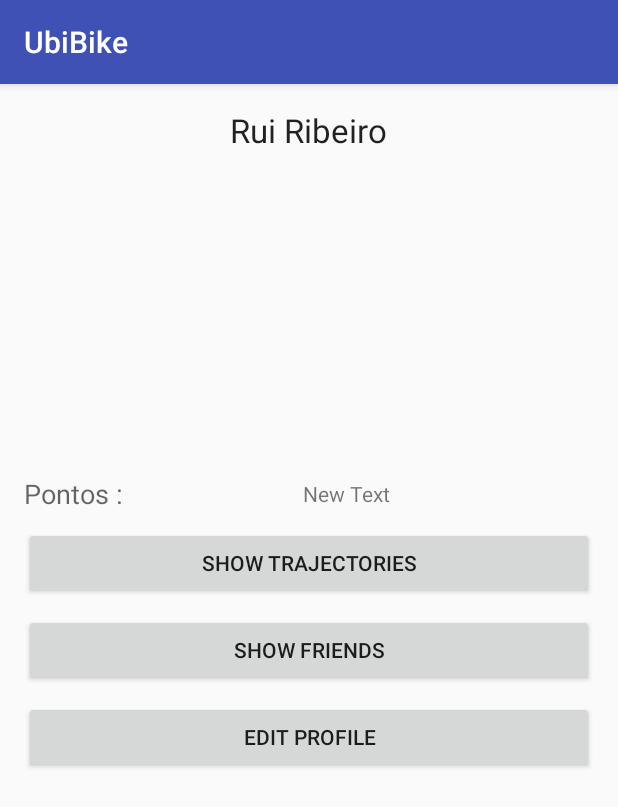
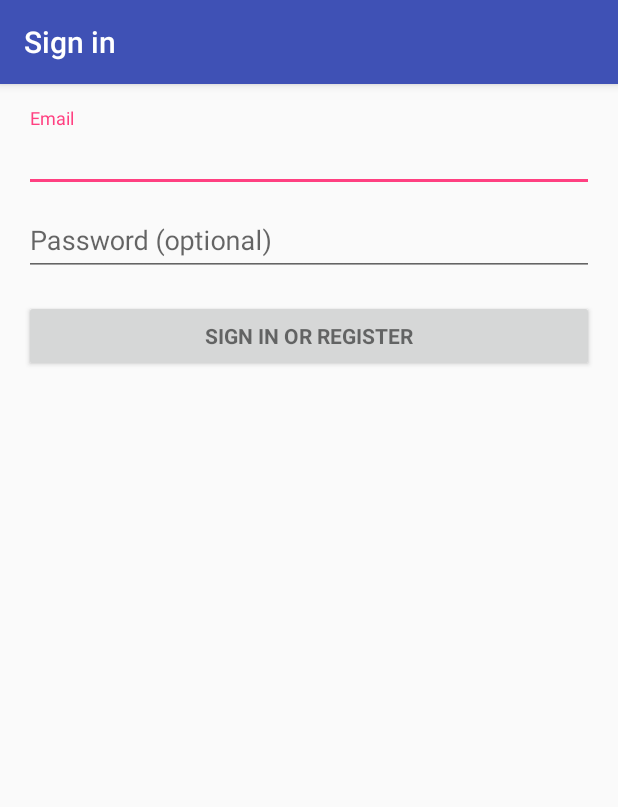
Before and after one commit to andreppires/Ubibike, an Android app: the screen it shows after launch (MyProfile before the commit, LoginActivity after it), on a phone screen of 412 x 824 dp. Shown: the top 807 px of the screen. Run offline under Robolectric (Android 15) with nearby library versions, the phone set to English and light mode, and no system bars; 2 statements that could not run were skipped.

Commit message:
interação entre algumas das activities sing in addicionado (é so colocar um e-mail - algo com arroba no meio ao calhas) e le passa para o home. estoira no home ao carregar no profile (dunno!)

```diff
--- /dev/null
+++ b/UbiBike/app/src/main/java/pt/ulisboa/tecnico/cmov/ubibike/LoginActivity.java
@@ -0,0 +1,357 @@
+package pt.ulisboa.tecnico.cmov.ubibike;
+
+import android.animation.Animator;
+import android.animation.AnimatorListenerAdapter;
+import android.annotation.TargetApi;
+import android.content.Intent;
+import android.content.pm.PackageManager;
+import android.support.annotation.NonNull;
+import android.support.design.widget.Snackbar;
+import android.support.v7.app.AppCompatActivity;
+import android.app.LoaderManager.LoaderCallbacks;
+
+import android.content.CursorLoader;
+import android.content.Loader;
+import android.database.Cursor;
+import android.net.Uri;
+import android.os.AsyncTask;
+
+import android.os.Build;
+import android.os.Bundle;
+import android.provider.ContactsContract;
+import android.text.TextUtils;
+import android.view.KeyEvent;
+import android.view.View;
+import android.view.View.OnClickListener;
+import android.view.inputmethod.EditorInfo;
+import android.widget.ArrayAdapter;
+import android.widget.AutoCompleteTextView;
+import android.widget.Button;
+import android.widget.EditText;
+import android.widget.TextView;
+
+import java.util.ArrayList;
+import java.util.List;
+
+import static android.Manifest.permission.READ_CONTACTS;
+
+/**
+ * A login screen that offers login via email/password.
+ */
+public class LoginActivity extends AppCompatActivity implements LoaderCallbacks<Cursor> {
+
+    /**
+     * Id to identity READ_CONTACTS permission request.
+     */
+    private static final int REQUEST_READ_CONTACTS = 0;
+
+    /**
+     * A dummy authentication store containing known user names and passwords.
+     * TODO: remove after connecting to a real authentication system.
+     */
+    private static final String[] DUMMY_CREDENTIALS = new String[]{
+            "foo@example.com:hello", "bar@example.com:world"
+    };
+    /**
+     * Keep track of the login task to ensure we can cancel it if requested.
+     */
+    private UserLoginTask mAuthTask = null;
+
+    // UI references.
+    private AutoCompleteTextView mEmailView;
+    private EditText mPasswordView;
+    private View mProgressView;
+    private View mLoginFormView;
+
+    @Override
+    protected void onCreate(Bundle savedInstanceState) {
+        super.onCreate(savedInstanceState);
+        setContentView(R.layout.activity_login);
+        // Set up the login form.
+        mEmailView = (AutoCompleteTextView) findViewById(R.id.email);
+        populateAutoComplete();
+
+        mPasswordView = (EditText) findViewById(R.id.password);
+        mPasswordView.setOnEditorActionListener(new TextView.OnEditorActionListener() {
+            @Override
+            public boolean onEditorAction(TextView textView, int id, KeyEvent keyEvent) {
+                if (id == R.id.login || id == EditorInfo.IME_NULL) {
+                    attemptLogin();
+                    return true;
+                }
+                return false;
+            }
+        });
+
+        Button mEmailSignInButton = (Button) findViewById(R.id.email_sign_in_button);
+        mEmailSignInButton.setOnClickListener(new OnClickListener() {
+            @Override
+            public void onClick(View view) {
+                attemptLogin();
+            }
+        });
+
+        mLoginFormView = findViewById(R.id.login_form);
+        mProgressView = findViewById(R.id.login_progress);
+    }
+
+    private void populateAutoComplete() {
+        if (!mayRequestContacts()) {
+            return;
+        }
+
+        getLoaderManager().initLoader(0, null, this);
+    }
+
+    private boolean mayRequestContacts() {
+        if (Build.VERSION.SDK_INT < Build.VERSION_CODES.M) {
+            return true;
+        }
+        if (checkSelfPermission(READ_CONTACTS) == PackageManager.PERMISSION_GRANTED) {
+            return true;
+        }
+        if (shouldShowRequestPermissionRationale(READ_CONTACTS)) {
+            Snackbar.make(mEmailView, R.string.permission_rationale, Snackbar.LENGTH_INDEFINITE)
+                    .setAction(android.R.string.ok, new View.OnClickListener() {
+                        @Override
+                        @TargetApi(Build.VERSION_CODES.M)
+                        public void onClick(View v) {
+                            requestPermissions(new String[]{READ_CONTACTS}, REQUEST_READ_CONTACTS);
+                        }
+                    });
+        } else {
+            requestPermissions(new String[]{READ_CONTACTS}, REQUEST_READ_CONTACTS);
+        }
+        return false;
+    }
+
+    /**
+     * Callback received when a permissions request has been completed.
+     */
+    @Override
+    public void onRequestPermissionsResult(int requestCode, @NonNull String[] permissions,
+                                           @NonNull int[] grantResults) {
+        if (requestCode == REQUEST_READ_CONTACTS) {
+            if (grantResults.length == 1 && grantResults[0] == PackageManager.PERMISSION_GRANTED) {
+                populateAutoComplete();
+            }
+        }
+    }
+
+
+    /**
+     * Attempts to sign in or register the account specified by the login form.
+     * If there are form errors (invalid email, missing fields, etc.), the
+     * errors are presented and no actual login attempt is made.
+     */
+    private void attemptLogin() {
+        if (mAuthTask != null) {
+            return;
+        }
+
+        // Reset errors.
+        mEmailView.setError(null);
+        mPasswordView.setError(null);
+
+        // Store values at the time of the login attempt.
+        String email = mEmailView.getText().toString();
+        String password = mPasswordView.getText().toString();
+
+        boolean cancel = false;
+        View focusView = null;
+
+        // Check for a valid password, if the user entered one.
+        if (!TextUtils.isEmpty(password) && !isPasswordValid(password)) {
+            mPasswordView.setError(getString(R.string.error_invalid_password));
+            focusView = mPasswordView;
+            cancel = true;
+        }
+
+        // Check for a valid email address.
+        if (TextUtils.isEmpty(email)) {
+            mEmailView.setError(getString(R.string.error_field_required));
+            focusView = mEmailView;
+            cancel = true;
+        } else if (!isEmailValid(email)) {
+            mEmailView.setError(getString(R.string.error_invalid_email));
+            focusView = mEmailView;
+            cancel = true;
+        }
+
+        if (cancel) {
+            // There was an error; don't attempt login and focus the first
+            // form field with an error.
+            focusView.requestFocus();
+        } else {
+            // Show a progress spinner, and kick off a background task to
+            // perform the user login attempt.
+            showProgress(true);
+            mAuthTask = new UserLoginTask(email, password);
+            mAuthTask.execute((Void) null);
+        }
+    }
+
+    private boolean isEmailValid(String email) {
+        //TODO: Replace this with your own logic
+        return email.contains("@");
+    }
+
+    private boolean isPasswordValid(String password) {
+        //TODO: Replace this with your own logic
+        return password.length() > 4;
+    }
+
+    /**
+     * Shows the progress UI and hides the login form.
+     */
+    @TargetApi(Build.VERSION_CODES.HONEYCOMB_MR2)
+    private void showProgress(final boolean show) {
+        // On Honeycomb MR2 we have the ViewPropertyAnimator APIs, which allow
+        // for very easy animations. If available, use these APIs to fade-in
+        // the progress spinner.
+        if (Build.VERSION.SDK_INT >= Build.VERSION_CODES.HONEYCOMB_MR2) {
+            int shortAnimTime = getResources().getInteger(android.R.integer.config_shortAnimTime);
+
+            mLoginFormView.setVisibility(show ? View.GONE : View.VISIBLE);
+            mLoginFormView.animate().setDuration(shortAnimTime).alpha(
+                    show ? 0 : 1).setListener(new AnimatorListenerAdapter() {
+                @Override
+                public void onAnimationEnd(Animator animation) {
+                    mLoginFormView.setVisibility(show ? View.GONE : View.VISIBLE);
+                }
+            });
+
+            mProgressView.setVisibility(show ? View.VISIBLE : View.GONE);
+            mProgressView.animate().setDuration(shortAnimTime).alpha(
+                    show ? 1 : 0).setListener(new AnimatorListenerAdapter() {
+                @Override
+                public void onAnimationEnd(Animator animation) {
+                    mProgressView.setVisibility(show ? View.VISIBLE : View.GONE);
+                }
+            });
+        } else {
+            // The ViewPropertyAnimator APIs are not available, so simply show
+            // and hide the relevant UI components.
+            mProgressView.setVisibility(show ? View.VISIBLE : View.GONE);
+            mLoginFormView.setVisibility(show ? View.GONE : View.VISIBLE);
+        }
+    }
+
+    @Override
+    public Loader<Cursor> onCreateLoader(int i, Bundle bundle) {
+        return new CursorLoader(this,
+                // Retrieve data rows for the device user's 'profile' contact.
+                Uri.withAppendedPath(ContactsContract.Profile.CONTENT_URI,
+                        ContactsContract.Contacts.Data.CONTENT_DIRECTORY), ProfileQuery.PROJECTION,
+
+                // Select only email addresses.
+                ContactsContract.Contacts.Data.MIMETYPE +
+                        " = ?", new String[]{ContactsContract.CommonDataKinds.Email
+                .CONTENT_ITEM_TYPE},
+
+                // Show primary email addresses first. Note that there won't be
+                // a primary email address if the user hasn't specified one.
+                ContactsContract.Contacts.Data.IS_PRIMARY + " DESC");
+    }
+
+    @Override
+    public void onLoadFinished(Loader<Cursor> cursorLoader, Cursor cursor) {
+        List<String> emails = new ArrayList<>();
+        cursor.moveToFirst();
+        while (!cursor.isAfterLast()) {
+            emails.add(cursor.getString(ProfileQuery.ADDRESS));
+            cursor.moveToNext();
+        }
+
+        addEmailsToAutoComplete(emails);
+    }
+
+    @Override
+    public void onLoaderReset(Loader<Cursor> cursorLoader) {
+
+    }
+
+    private void addEmailsToAutoComplete(List<String> emailAddressCollection) {
+        //Create adapter to tell the AutoCompleteTextView what to show in its dropdown list.
+        ArrayAdapter<String> adapter =
+                new ArrayAdapter<>(LoginActivity.this,
+                        android.R.layout.simple_dropdown_item_1line, emailAddressCollection);
+
+        mEmailView.setAdapter(adapter);
+    }
+
+
+    private interface ProfileQuery {
+        String[] PROJECTION = {
+                ContactsContract.CommonDataKinds.Email.ADDRESS,
+                ContactsContract.CommonDataKinds.Email.IS_PRIMARY,
+        };
+
+        int ADDRESS = 0;
+        int IS_PRIMARY = 1;
+    }
+
+    /**
+     * Represents an asynchronous login/registration task used to authenticate
+     * the user.
+     */
+    public class UserLoginTask extends AsyncTask<Void, Void, Boolean> {
+
+        private final String mEmail;
+        private final String mPassword;
+
+        UserLoginTask(String email, String password) {
+            mEmail = email;
+            mPassword = password;
+        }
+
+        @Override
+        protected Boolean doInBackground(Void... params) {
+            // TODO: attempt authentication against a network service.
+
+            try {
+                // Simulate network access.
+                Thread.sleep(2000);
+            } catch (InterruptedException e) {
+                return false;
+            }
+
+            for (String credential : DUMMY_CREDENTIALS) {
+                String[] pieces = credential.split(":");
+                if (pieces[0].equals(mEmail)) {
+                    // Account exists, return true if the password matches.
+                    return pieces[1].equals(mPassword);
+                }
+            }
+
+            // TODO: register the new account here.
+            return true;
+        }
+
+        @Override
+        protected void onPostExecute(final Boolean success) {
+            mAuthTask = null;
+            showProgress(false);
+
+            if (success) {
+                finish();
+            } else {
+                mPasswordView.setError(getString(R.string.error_incorrect_password));
+                mPasswordView.requestFocus();
+            }
+            homeActivity();
+        }
+
+        @Override
+        protected void onCancelled() {
+            mAuthTask = null;
+            showProgress(false);
+        }
+    }
+
+    public void homeActivity() {
+        Intent intent = new Intent(this, HomeActivity.class);
+        startActivity(intent);
+    }
+
+}
--- /dev/null
+++ b/UbiBike/app/src/main/java/pt/ulisboa/tecnico/cmov/ubibike/MainActivity.java
@@ -0,0 +1,17 @@
+package pt.ulisboa.tecnico.cmov.ubibike;
+
+import android.content.Intent;
+import android.support.v7.app.AppCompatActivity;
+import android.os.Bundle;
+
+public class MainActivity extends AppCompatActivity {
+
+    @Override
+    protected void onCreate(Bundle savedInstanceState) {
+        super.onCreate(savedInstanceState);
+        setContentView(R.layout.activity_main);
+
+        Intent intent = new Intent(this, LoginActivity.class);
+        startActivity(intent);
+    }
+}
--- a/UbiBike/app/src/main/res/layout/activity_home.xml
+++ b/UbiBike/app/src/main/res/layout/activity_home.xml
@@ -27,6 +27,7 @@
         android:layout_width="wrap_content"
         android:layout_height="wrap_content"
         android:text="BIKES"
+        android:onClick="bikesActivity"
         android:id="@+id/button2"
         android:background="@android:color/transparent"
         android:layout_below="@+id/imageButton2"
@@ -41,6 +42,7 @@
         android:layout_height="wrap_content"
         android:text="RIDERS"
         android:id="@+id/button3"
+        android:onClick="friendsActivity"
         android:background="@android:color/transparent"
         android:layout_below="@+id/imageButton3"
         android:layout_alignRight="@+id/imageButton3"
@@ -69,6 +71,7 @@
         android:background="@android:color/transparent"
         android:layout_marginLeft="54dp"
         android:layout_marginStart="54dp"
+        android:onClick="bikesActivity"
         android:layout_alignTop="@+id/imageButton"
         android:layout_alignParentLeft="true"
         android:layout_alignParentStart="true" />
@@ -77,6 +80,7 @@
         android:layout_width="wrap_content"
         android:layout_height="wrap_content"
         android:id="@+id/imageButton3"
+        android:onClick="friendsActivity"
         android:src="@drawable/ic_group_black_48dp"
         android:background="@android:color/transparent"
         android:layout_marginTop="60dp"
@@ -88,6 +92,7 @@
         android:layout_width="wrap_content"
         android:layout_height="wrap_content"
         android:id="@+id/imageButton5"
+        android:onClick="myProfileActivity"
         android:layout_alignTop="@+id/imageButton3"
         android:layout_alignRight="@+id/button"
         android:layout_alignEnd="@+id/button"
@@ -101,6 +106,7 @@
         android:layout_width="wrap_content"
         android:layout_height="wrap_content"
         android:text="PROFILE"
+        android:onClick="myProfileActivity"
         android:background="@android:color/transparent"
         android:id="@+id/button4"
         android:layout_below="@+id/imageButton5"
--- /dev/null
+++ b/UbiBike/app/src/main/res/layout/activity_login.xml
@@ -0,0 +1,78 @@
+<LinearLayout xmlns:android="http://schemas.android.com/apk/res/android"
+    xmlns:tools="http://schemas.android.com/tools"
+    android:layout_width="match_parent"
+    android:layout_height="match_parent"
+    android:gravity="center_horizontal"
+    android:orientation="vertical"
+    android:paddingBottom="@dimen/activity_vertical_margin"
+    android:paddingLeft="@dimen/activity_horizontal_margin"
+    android:paddingRight="@dimen/activity_horizontal_margin"
+    android:paddingTop="@dimen/activity_vertical_margin"
+    tools:context="pt.ulisboa.tecnico.cmov.ubibike.LoginActivity">
+
+    <!-- Login progress -->
+    <ProgressBar
+        android:id="@+id/login_progress"
+        style="?android:attr/progressBarStyleLarge"
+        android:layout_width="wrap_content"
+        android:layout_height="wrap_content"
+        android:layout_marginBottom="8dp"
+        android:visibility="gone" />
+
+    <ScrollView
+        android:id="@+id/login_form"
+        android:layout_width="match_parent"
+        android:layout_height="match_parent">
+
+        <LinearLayout
+            android:id="@+id/email_login_form"
+            android:layout_width="match_parent"
+            android:layout_height="wrap_content"
+            android:orientation="vertical">
+
+            <android.support.design.widget.TextInputLayout
+                android:layout_width="match_parent"
+                android:layout_height="wrap_content">
+
+                <AutoCompleteTextView
+                    android:id="@+id/email"
+                    android:layout_width="match_parent"
+                    android:layout_height="wrap_content"
+                    android:hint="@string/prompt_email"
+                    android:inputType="textEmailAddress"
+                    android:maxLines="1"
+                    android:singleLine="true" />
+
+            </android.support.design.widget.TextInputLayout>
+
+            <android.support.design.widget.TextInputLayout
+                android:layout_width="match_parent"
+                android:layout_height="wrap_content">
+
+                <EditText
+                    android:id="@+id/password"
+                    android:layout_width="match_parent"
+                    android:layout_height="wrap_content"
+                    android:hint="@string/prompt_password"
+                    android:imeActionId="@+id/login"
+                    android:imeActionLabel="@string/action_sign_in_short"
+                    android:imeOptions="actionUnspecified"
+                    android:inputType="textPassword"
+                    android:maxLines="1"
+                    android:singleLine="true" />
+
+            </android.support.design.widget.TextInputLayout>
+
+            <Button
+                android:id="@+id/email_sign_in_button"
+                style="?android:textAppearanceSmall"
+                android:layout_width="match_parent"
+                android:layout_height="wrap_content"
+                android:layout_marginTop="16dp"
+                android:onClick="homeActivity"
+                android:text="@string/action_sign_in"
+                android:textStyle="bold" />
+
+        </LinearLayout>
+    </ScrollView>
+</LinearLayout>
--- a/UbiBike/app/src/main/res/values/strings.xml
+++ b/UbiBike/app/src/main/res/values/strings.xml
@@ -1,4 +1,18 @@
 <resources>
     <string name="app_name">UbiBike</string>
     <string name="title_activity_add_afriend">AddAFriend</string>
+    <string name="title_activity_login">Sign in</string>
+
+    <!-- Strings related to login -->
+    <string name="prompt_email">Email</string>
+    <string name="prompt_password">Password (optional)</string>
+    <string name="action_sign_in">Sign in or register</string>
+    <string name="action_sign_in_short">Sign in</string>
+    <string name="error_invalid_email">This email address is invalid</string>
+    <string name="error_invalid_password">This password is too short</string>
+    <string name="error_incorrect_password">This password is incorrect</string>
+    <string name="error_field_required">This field is required</string>
+    <string name="permission_rationale">"Contacts permissions are needed for providing email
+        completions."
+    </string>
 </resources>
```
Also changed, not shown: UbiBike/app/src/main/AndroidManifest.xml (+10 -2 lines), UbiBike/app/src/main/java/pt/ulisboa/tecnico/cmov/ubibike/HomeActivity.java (+19 -0 lines), UbiBike/app/src/main/res/layout/activity_main.xml (added, +12 -0 lines).
